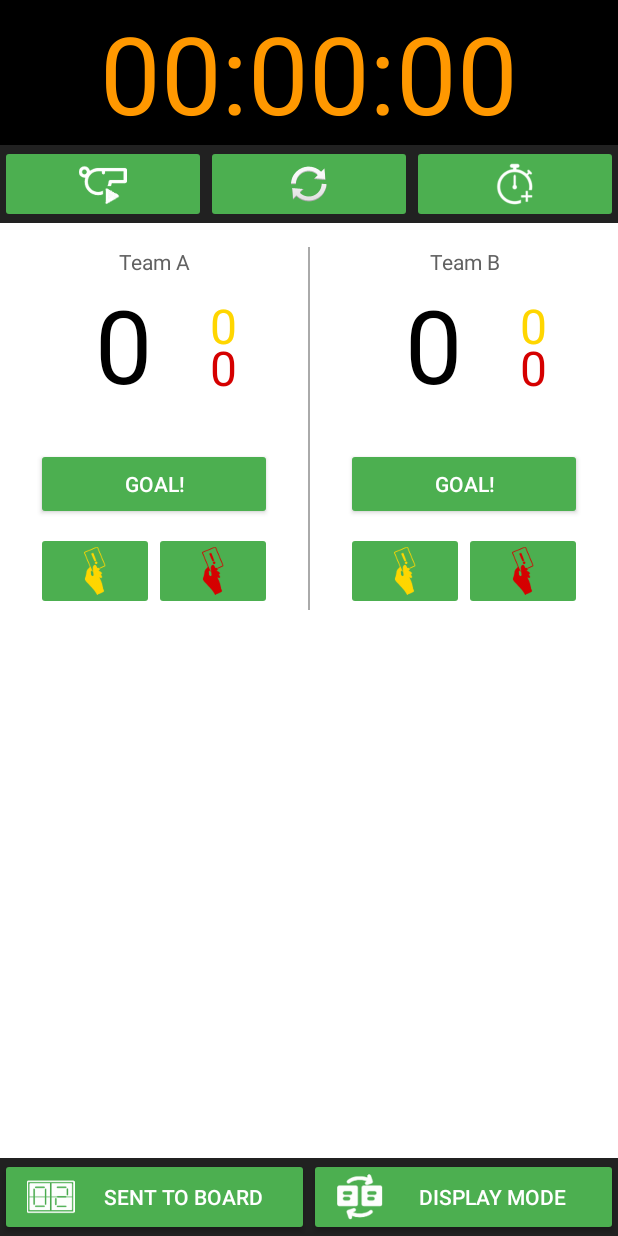
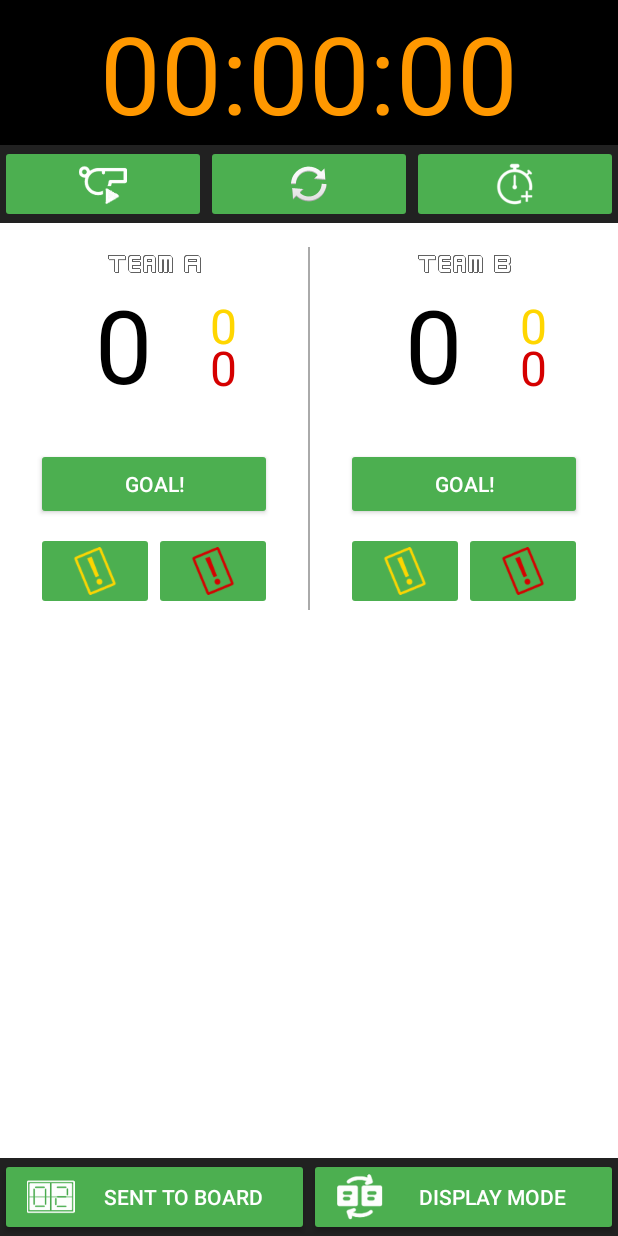
Before and after one commit to c0dexter/Football-Score-Keeper, an Android app: the screen it shows after launch (MainActivity), on a phone screen of 412 x 824 dp. Run offline under Robolectric (Android 15) with nearby library versions, the phone set to English and light mode, and no system bars; Roboto replaces fonts that are not available here; 1 statement that could not run was skipped.

Commit message:
New icons, implementing logic to disable buttons before clicking START stopwatch

```diff
--- a/app/src/main/java/com/example/android/footballscorekeeper/MainActivity.java
+++ b/app/src/main/java/com/example/android/footballscorekeeper/MainActivity.java
@@ -1,10 +1,8 @@
 package com.example.android.footballscorekeeper;
 
-import android.content.Context;
 import android.graphics.Typeface;
 import android.os.Bundle;
 import android.support.v7.app.AppCompatActivity;
-import android.util.AttributeSet;
 import android.view.View;
 import android.widget.TextView;
 
@@ -17,15 +15,16 @@ public class MainActivity extends AppCompatActivity implements StopWatchInterfac
     private int amountOfYellowCardsTeamB = 0;
     private int amountOfRedCardsTeamB = 0;
     private String stopwatchCurrentTime = "00:00:00";
-
     //Team A
     private TextView teamAScoreTextView;
     private TextView teamAYellowCardTextView;
     private TextView teamARedCardTextView;
+    private TextView teamANameTextView;
     //Team B
     private TextView teamBScoreTextView;
     private TextView teamBYellowCardTextView;
     private TextView teamBRedCardTextView;
+    private TextView teamBNameTextView;
     //Stopwatch
     private TextView stopwatchTextView;
     private boolean isRunning = false;
@@ -56,24 +55,32 @@ public class MainActivity extends AppCompatActivity implements StopWatchInterfac
         teamAScoreTextView = (TextView) findViewById(R.id.team_a_score);
         teamAYellowCardTextView = (TextView) findViewById(R.id.team_a_yellow_card);
         teamARedCardTextView = (TextView) findViewById(R.id.team_a_red_card);
+        teamANameTextView = (TextView) findViewById(R.id.team_a_name);
 
         // Team B
         teamBScoreTextView = (TextView) findViewById(R.id.team_b_score);
         teamBYellowCardTextView = (TextView) findViewById(R.id.team_b_yellow_card);
         teamBRedCardTextView = (TextView) findViewById(R.id.team_b_red_card);
+        teamBNameTextView = (TextView) findViewById(R.id.team_b_name);
 
         //Stopwatch
         stopwatchTextView = (TextView) findViewById(R.id.stopwatch);
 
-        // *** Creating a new custom Typeface for Counter digits
-        Typeface CounterCustomFont = Typeface.createFromAsset(getAssets(), "fonts/KARNIVOD.ttf");
-        teamAScoreTextView.setTypeface(CounterCustomFont);
-        teamAYellowCardTextView.setTypeface(CounterCustomFont);
-        teamARedCardTextView.setTypeface(CounterCustomFont);
-        teamBScoreTextView.setTypeface(CounterCustomFont);
-        teamBYellowCardTextView.setTypeface(CounterCustomFont);
-        teamBRedCardTextView.setTypeface(CounterCustomFont);
-        stopwatchTextView.setTypeface(CounterCustomFont);
+        // *** Creating a new custom Typeface
+        // For digits of counters
+        Typeface counterCustomFont = Typeface.createFromAsset(getAssets(), "fonts/KARNIVOD.ttf");
+        teamAScoreTextView.setTypeface(counterCustomFont);
+        teamAYellowCardTextView.setTypeface(counterCustomFont);
+        teamARedCardTextView.setTypeface(counterCustomFont);
+        teamBScoreTextView.setTypeface(counterCustomFont);
+        teamBYellowCardTextView.setTypeface(counterCustomFont);
+        teamBRedCardTextView.setTypeface(counterCustomFont);
+        stopwatchTextView.setTypeface(counterCustomFont);
+
+        //For names of teams
+        Typeface teamNameCustomFont = Typeface.createFromAsset(getAssets(), "fonts/KARNIVOF.ttf");
+        teamANameTextView.setTypeface(teamNameCustomFont);
+        teamBNameTextView.setTypeface(teamNameCustomFont);
     }
 
     @Override
@@ -281,12 +288,6 @@ public class MainActivity extends AppCompatActivity implements StopWatchInterfac
         isRunning = false;
     }
 
-    public class ScoreCounterTextView extends android.support.v7.widget.AppCompatTextView {
 
-        public ScoreCounterTextView(Context context, AttributeSet attrs) {
-            super(context, attrs);
-            this.setTypeface(Typeface.createFromAsset(context.getAssets(), "fonts/KARNIVOD.ttf"));
-        }
-    }
 
 }
--- a/app/src/main/res/layout/activity_main.xml
+++ b/app/src/main/res/layout/activity_main.xml
@@ -41,7 +41,7 @@
                     android:orientation="horizontal">
 
                     <ImageButton
-                        android:id="@+id/imageButton"
+                        android:id="@+id/playButton"
                         android:layout_width="0dp"
                         android:layout_height="wrap_content"
                         android:layout_weight="1"
@@ -50,7 +50,7 @@
                         app:srcCompat="@drawable/whistle" />
 
                     <ImageButton
-                        android:id="@+id/imageButton2"
+                        android:id="@+id/resetButton"
                         android:layout_width="0dp"
                         android:layout_height="wrap_content"
                         android:layout_weight="1"
@@ -58,7 +58,7 @@
                         app:srcCompat="@android:drawable/ic_popup_sync" />
 
                     <ImageButton
-                        android:id="@+id/imageButton8"
+                        android:id="@+id/addTimeButton"
                         android:layout_width="0dp"
                         android:layout_height="wrap_content"
                         android:layout_weight="1"
@@ -82,6 +82,7 @@
                 tools:context="com.example.android.footballscorekeeper.MainActivity">
 
                 <TextView
+                    android:id="@+id/team_a_name"
                     style="@style/TeamNameTextView"
                     android:layout_width="match_parent"
                     android:layout_height="wrap_content"
@@ -144,7 +145,7 @@
                 </LinearLayout>
 
                 <Button
-                    android:id="@+id/goalA"
+                    android:id="@+id/goalForTeamAButton"
                     style="@style/scoreButtons"
                     android:layout_width="match_parent"
                     android:layout_height="wrap_content"
@@ -168,7 +169,7 @@
                         android:layout_weight="1"
                         android:onClick="addOneYellowCardForTeamA"
                         android:tint="@color/yellowCardColor"
-                        app:srcCompat="@drawable/yellowcard" />
+                        app:srcCompat="@drawable/card" />
 
                     <ImageButton
                         android:id="@+id/red_card_add_button_team_a"
@@ -177,7 +178,7 @@
                         android:layout_weight="1"
                         android:onClick="addOneRedCardForTeamA"
                         android:tint="@color/redCardColor"
-                        app:srcCompat="@drawable/redcard" />
+                        app:srcCompat="@drawable/card" />
 
 
                 </LinearLayout>
@@ -196,10 +197,10 @@
                 tools:context="com.example.android.courtcounter.MainActivity">
 
                 <TextView
+                    android:id="@+id/team_b_name"
                     style="@style/TeamNameTextView"
                     android:layout_width="match_parent"
                     android:layout_height="wrap_content"
-                    android:editable="false"
                     android:gravity="center"
                     android:text="@string/second_team" />
 
@@ -259,7 +260,7 @@
                 </LinearLayout>
 
                 <Button
-                    android:id="@+id/goalB"
+                    android:id="@+id/goalForTeamBButton"
                     style="@style/scoreButtons"
                     android:layout_width="match_parent"
                     android:layout_height="wrap_content"
@@ -283,7 +284,7 @@
                         android:layout_weight="1"
                         android:onClick="addOneYellowCardForTeamB"
                         android:tint="@color/yellowCardColor"
-                        app:srcCompat="@drawable/yellowcard" />
+                        app:srcCompat="@drawable/card" />
 
                     <ImageButton
                         android:id="@+id/red_card_add_button_team_b"
@@ -292,7 +293,7 @@
                         android:layout_weight="1"
                         android:onClick="addOneRedCardForTeamB"
                         android:tint="@color/redCardColor"
-                        app:srcCompat="@drawable/redcard" />
+                        app:srcCompat="@drawable/card" />
 
 
                 </LinearLayout>
@@ -309,6 +310,7 @@
         android:orientation="horizontal">
 
         <Button
+            android:id="@+id/sentToScoreBoardButton"
             android:layout_width="match_parent"
             android:layout_height="wrap_content"
             android:layout_weight="1"
@@ -318,6 +320,7 @@
             android:text="SENT TO BOARD" />
 
         <Button
+            android:id="@+id/switchViewOnTheScoreBoard"
             android:layout_width="match_parent"
             android:layout_height="wrap_content"
             android:layout_weight="1"
--- a/app/src/main/res/values/colors.xml
+++ b/app/src/main/res/values/colors.xml
@@ -6,6 +6,6 @@
     <color name="scoreColor">@android:color/black</color>
     <color name="teamFontColor">#616161</color>
     <color name="colorButton">#4CAF50</color>
-    <color name="yellowCardColor">#FFD600</color>
-    <color name="redCardColor">#D50000</color>
+    <color name="yellowCardColor">#ffd600</color>
+    <color name="redCardColor">#d50000</color>
 </resources>
```
Also changed, not shown: app/src/main/java/com/example/android/footballscorekeeper/ButtonsLock.java (added, +45 -0 lines), app/src/main/res/drawable-hdpi/card.png (added), app/src/main/res/drawable-ldpi/card.png (added), app/src/main/res/drawable-mdpi/card.png (added), app/src/main/res/drawable-xhdpi/card.png (added), app/src/main/res/drawable-xxhdpi/card.png (added), app/src/main/res/drawable-xxxhdpi/card.png (added).
